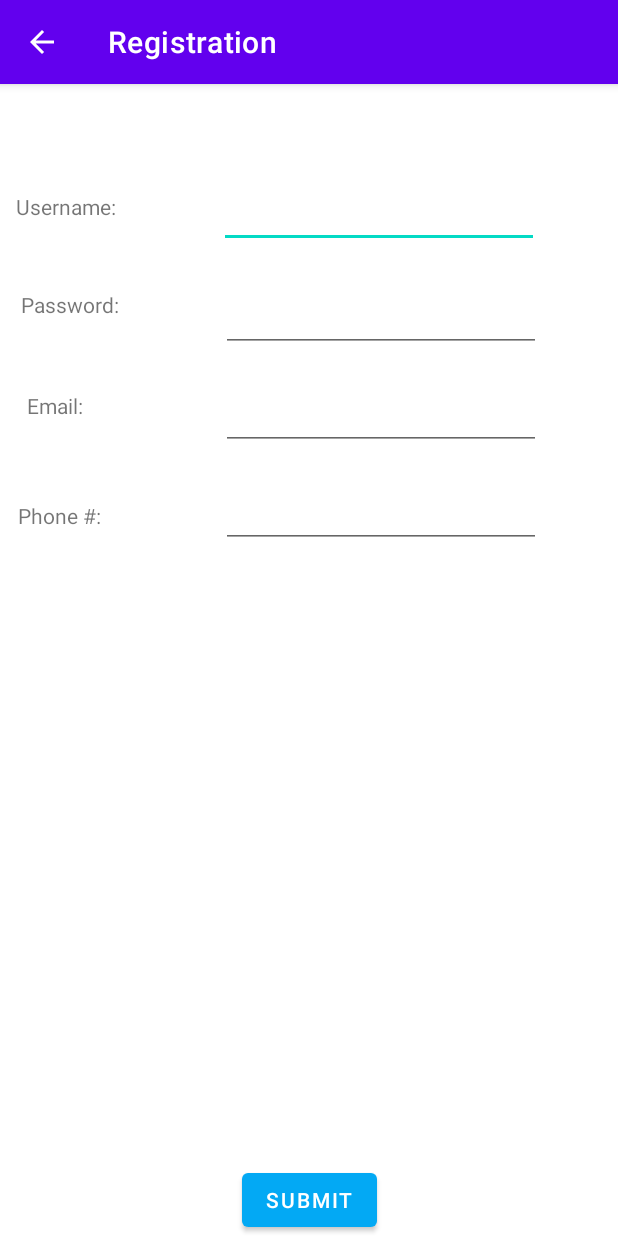
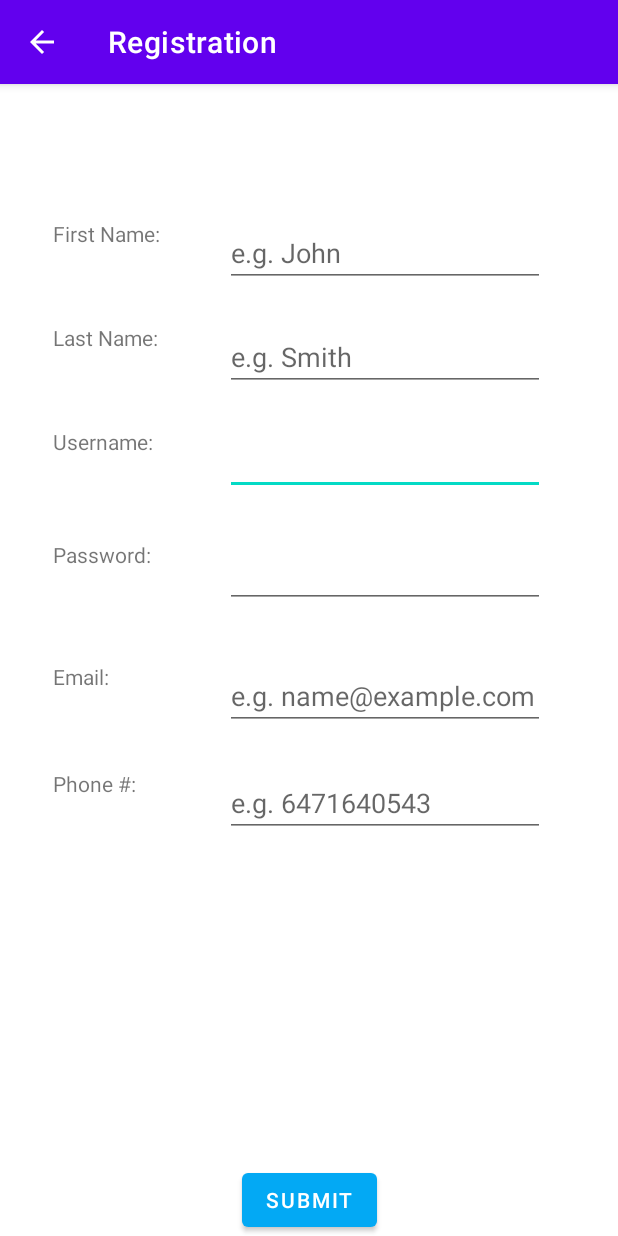
Before and after one commit to evan-placenis/PoolRide, an Android app: the RegistrationActivity screen opened directly, with no data from a screen before it, on a phone screen of 412 x 824 dp. Run offline under Robolectric (Android 15) with nearby library versions, the phone set to English and light mode, and no system bars; our stand-ins replace Room's generated code.

```diff
--- a/app/src/main/java/com/example/javapoolrides/CustomerLoginActivity.java
+++ b/app/src/main/java/com/example/javapoolrides/CustomerLoginActivity.java
@@ -15,6 +15,8 @@ import android.widget.Button;
 import android.widget.TextView;
 import android.widget.Toast;
 
+import com.example.javapoolrides.Databases.Customer.CustomerDatabase;
+
 import java.util.List;
 
 import controllers.DatabaseController;
@@ -27,6 +29,7 @@ public class CustomerLoginActivity extends AppCompatActivity {
         setContentView(R.layout.activity_customer_login);
         setTitle("Customer Login");
     }
+
     public void customerHomePage(View v) {
         CustomerDatabase db = Room.databaseBuilder(getApplicationContext(),
                 CustomerDatabase.class, "customer-database").allowMainThreadQueries().build();
@@ -37,7 +40,6 @@ public class CustomerLoginActivity extends AppCompatActivity {
 
         DatabaseController controller = new DatabaseController();
         Boolean correctEntry = controller.loginUser(username,password, db);
-        db.clearAllTables();
 
         //only enter user if there is existing user
         if (correctEntry) {
--- a/app/src/main/res/layout/activity_customer_home.xml
+++ b/app/src/main/res/layout/activity_customer_home.xml
@@ -27,7 +27,8 @@
         app:layout_constraintEnd_toEndOf="parent"
         app:layout_constraintHorizontal_bias="0.117"
         app:layout_constraintStart_toStartOf="parent"
-        app:layout_constraintTop_toTopOf="parent" />
+        app:layout_constraintTop_toTopOf="parent"
+        app:layout_constraintVertical_bias="0.388" />
 
     <Button
         android:id="@+id/reqRide2"
--- a/app/src/main/res/layout/activity_registration.xml
+++ b/app/src/main/res/layout/activity_registration.xml
@@ -5,16 +5,6 @@
     android:layout_width="match_parent"
     android:layout_height="match_parent"
     tools:context=".RegistrationActivity">
-
-    <TextView
-        android:id="@+id/textView5"
-        android:layout_width="83dp"
-        android:layout_height="25dp"
-        android:layout_marginTop="72dp"
-        android:layout_marginEnd="52dp"
-        android:text="@string/registration_username"
-        app:layout_constraintEnd_toStartOf="@+id/userName"
-        app:layout_constraintTop_toTopOf="parent" />
 
     <Button
         android:id="@+id/button"
@@ -33,80 +23,124 @@
         android:id="@+id/userName"
         android:layout_width="wrap_content"
         android:layout_height="wrap_content"
-        android:layout_marginStart="24dp"
-        android:layout_marginTop="64dp"
-        android:layout_marginEnd="24dp"
+        android:layout_marginStart="150dp"
         android:ems="10"
         android:inputType="textPersonName"
-        app:layout_constraintEnd_toEndOf="parent"
-        app:layout_constraintHorizontal_bias="0.81"
         app:layout_constraintStart_toStartOf="parent"
-        app:layout_constraintTop_toTopOf="parent" />
+        app:layout_constraintTop_toTopOf="@+id/registerUsernameText" />
 
     <EditText
         android:id="@+id/password"
         android:layout_width="wrap_content"
         android:layout_height="wrap_content"
-        android:layout_marginTop="24dp"
+        android:layout_marginStart="150dp"
         android:ems="10"
         android:inputType="textPassword"
-        app:layout_constraintEnd_toEndOf="parent"
-        app:layout_constraintHorizontal_bias="0.741"
         app:layout_constraintStart_toStartOf="parent"
-        app:layout_constraintTop_toBottomOf="@+id/userName" />
+        app:layout_constraintTop_toTopOf="@+id/registerPasswordText" />
+
+    <TextView
+        android:id="@+id/registerPasswordText"
+        android:layout_width="67dp"
+        android:layout_height="31dp"
+        android:layout_marginStart="35dp"
+        android:layout_marginTop="50dp"
+        android:text="@string/registration_password"
+        app:layout_constraintStart_toStartOf="parent"
+        app:layout_constraintTop_toBottomOf="@+id/registerUsernameText" />
 
     <EditText
         android:id="@+id/email"
         android:layout_width="wrap_content"
         android:layout_height="wrap_content"
-        android:layout_marginTop="20dp"
+        android:layout_marginStart="150dp"
         android:ems="10"
+        android:hint="@string/registerEmailHint"
         android:inputType="textEmailAddress"
-        app:layout_constraintEnd_toEndOf="parent"
-        app:layout_constraintHorizontal_bias="0.741"
         app:layout_constraintStart_toStartOf="parent"
-        app:layout_constraintTop_toBottomOf="@+id/password" />
+        app:layout_constraintTop_toTopOf="@+id/registerEmailText" />
 
     <EditText
         android:id="@+id/phone"
         android:layout_width="wrap_content"
         android:layout_height="wrap_content"
-        android:layout_marginTop="20dp"
+        android:layout_marginStart="150dp"
         android:ems="10"
+        android:hint="@string/registerPhoneHint"
         android:inputType="phone"
-        app:layout_constraintEnd_toEndOf="parent"
-        app:layout_constraintHorizontal_bias="0.741"
         app:layout_constraintStart_toStartOf="parent"
-        app:layout_constraintTop_toBottomOf="@+id/email" />
+        app:layout_constraintTop_toTopOf="@+id/textView8" />
 
     <TextView
-        android:id="@+id/textView6"
-        android:layout_width="wrap_content"
-        android:layout_height="wrap_content"
-        android:layout_marginTop="40dp"
-        android:layout_marginEnd="68dp"
-        android:text="@string/registration_password"
-        app:layout_constraintEnd_toStartOf="@+id/password"
-        app:layout_constraintTop_toBottomOf="@+id/textView5" />
-
-    <TextView
-        android:id="@+id/textView7"
+        android:id="@+id/registerEmailText"
         android:layout_width="49dp"
         android:layout_height="21dp"
-        android:layout_marginTop="48dp"
-        android:layout_marginEnd="80dp"
+        android:layout_marginStart="35dp"
+        android:layout_marginTop="50dp"
         android:text="Email:"
-        app:layout_constraintEnd_toStartOf="@+id/email"
-        app:layout_constraintTop_toBottomOf="@+id/textView6" />
+        app:layout_constraintStart_toStartOf="parent"
+        app:layout_constraintTop_toBottomOf="@+id/registerPasswordText" />
 
     <TextView
         android:id="@+id/textView8"
         android:layout_width="wrap_content"
         android:layout_height="wrap_content"
-        android:layout_marginTop="52dp"
-        android:layout_marginEnd="80dp"
+        android:layout_marginStart="35dp"
+        android:layout_marginTop="50dp"
         android:text="Phone #:"
-        app:layout_constraintEnd_toStartOf="@+id/phone"
-        app:layout_constraintTop_toBottomOf="@+id/textView7" />
+        app:layout_constraintStart_toStartOf="parent"
+        app:layout_constraintTop_toBottomOf="@+id/registerEmailText" />
+
+    <TextView
+        android:id="@+id/registerUsernameText"
+        android:layout_width="83dp"
+        android:layout_height="25dp"
+        android:layout_marginStart="35dp"
+        android:layout_marginTop="50dp"
+        android:text="@string/registration_username"
+        app:layout_constraintStart_toStartOf="parent"
+        app:layout_constraintTop_toBottomOf="@+id/registerLastNameText" />
+
+    <TextView
+        android:id="@+id/registerLastNameText"
+        android:layout_width="wrap_content"
+        android:layout_height="wrap_content"
+        android:layout_marginStart="35dp"
+        android:layout_marginTop="50dp"
+        android:text="@string/registration_last_name"
+        app:layout_constraintStart_toStartOf="parent"
+        app:layout_constraintTop_toBottomOf="@+id/registerFirstNameText" />
+
+    <TextView
+        android:id="@+id/registerFirstNameText"
+        android:layout_width="wrap_content"
+        android:layout_height="wrap_content"
+        android:layout_marginStart="35dp"
+        android:layout_marginTop="90dp"
+        android:text="@string/registration_first_name"
+        app:layout_constraintStart_toStartOf="parent"
+        app:layout_constraintTop_toTopOf="parent" />
+
+    <EditText
+        android:id="@+id/registerFirstName"
+        android:layout_width="wrap_content"
+        android:layout_height="wrap_content"
+        android:layout_marginStart="150dp"
+        android:ems="10"
+        android:hint="@string/registerFirstNameHint"
+        android:inputType="textPersonName"
+        app:layout_constraintStart_toStartOf="parent"
+        app:layout_constraintTop_toTopOf="@+id/registerFirstNameText" />
+
+    <EditText
+        android:id="@+id/registerLastName"
+        android:layout_width="wrap_content"
+        android:layout_height="wrap_content"
+        android:layout_marginStart="150dp"
+        android:ems="10"
+        android:hint="@string/registerLastNameHint"
+        android:inputType="textPersonName"
+        app:layout_constraintStart_toStartOf="parent"
+        app:layout_constraintTop_toTopOf="@+id/registerLastNameText" />
 
 </androidx.constraintlayout.widget.ConstraintLayout>
--- a/app/src/main/res/values/strings.xml
+++ b/app/src/main/res/values/strings.xml
@@ -22,4 +22,10 @@
     <string name="registration_password">Password:</string>
     <string name="registration_email">Email:</string>
     <string name="registration_phone">Phone:</string>
+    <string name="registration_first_name">First Name:</string>
+    <string name="registration_last_name">Last Name:</string>
+    <string name="registerEmailHint">e.g. name@example.com</string>
+    <string name="registerPhoneHint">e.g. 6471640543</string>
+    <string name="registerFirstNameHint">e.g. John</string>
+    <string name="registerLastNameHint">e.g. Smith</string>
 </resources>
```
Also changed, not shown: app/src/main/java/com/example/javapoolrides/Databases/Customer/Customer.java (+9 -1 lines), app/src/main/java/com/example/javapoolrides/RegistrationActivity.java (+26 -8 lines), app/src/main/java/controllers/DatabaseController.java (+31 -3 lines), app/src/main/java/controllers/encryptionController.java (+13 -7 lines).
